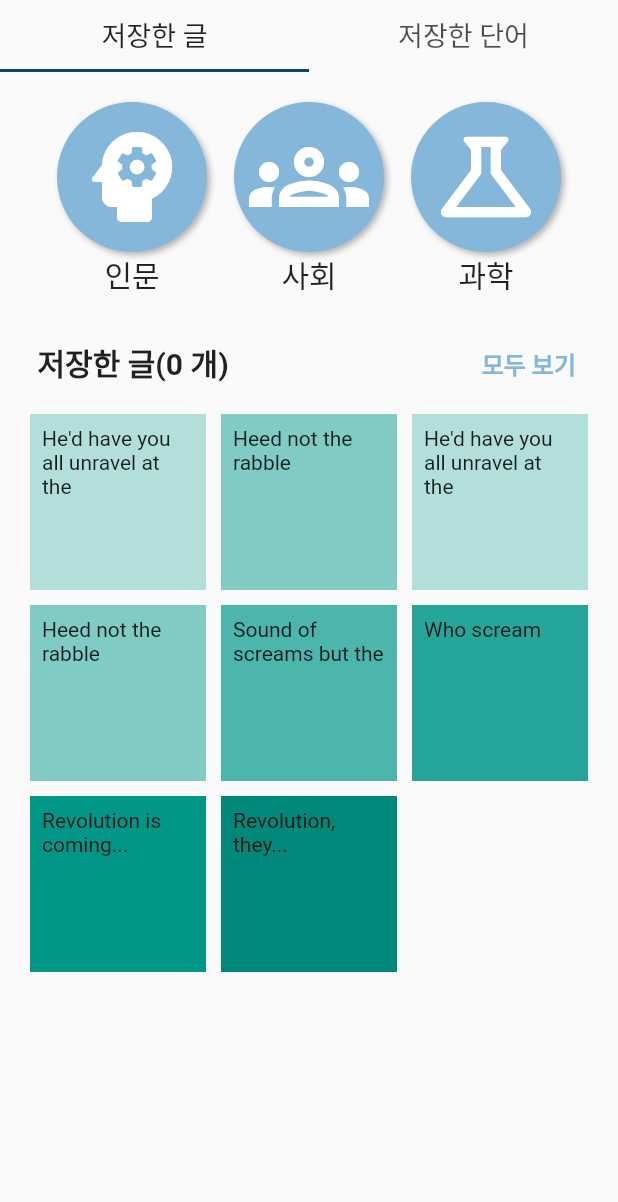
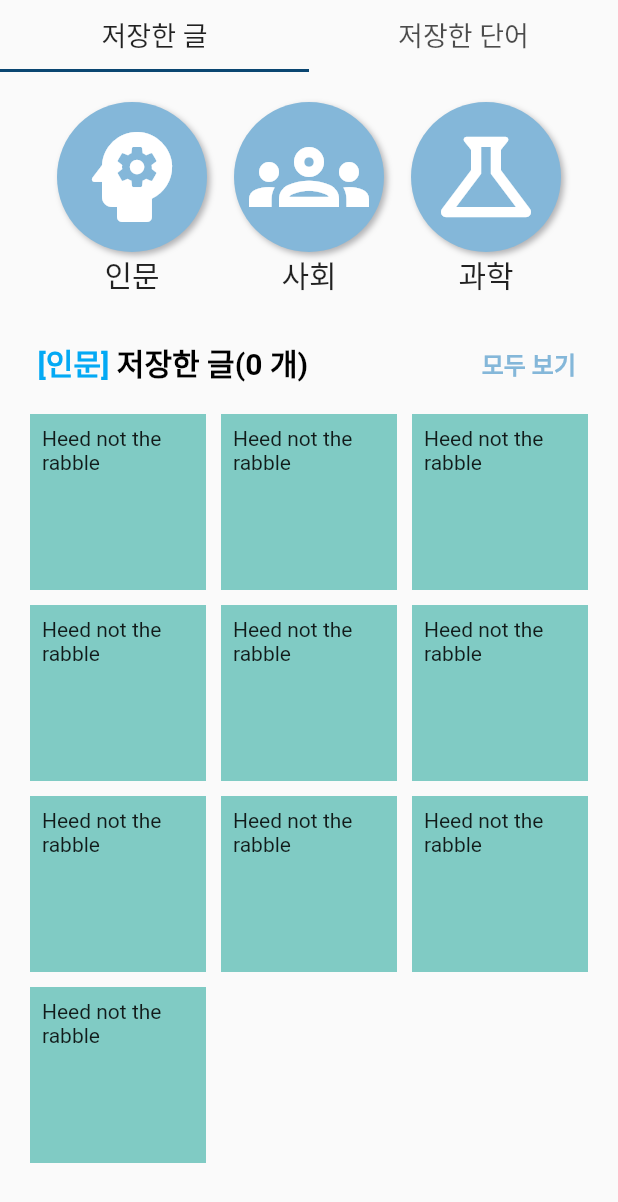
Before and after one commit to readubble/client, a Flutter app: the LikesScreen screen opened directly, after a tap on "인문", on a phone screen of 412 x 824 dp. Shown: the top 1202 px of the screen. Run offline on Flutter 3.47's test engine with Material 2 defaults, Android fonts, the phone set to English and light mode, and no system bars; our stand-ins replace image_picker, modal_progress_hud, smooth_page_indicator; missing offline and left inert: circular_usage_indicator, iphone_has_notch.

Commit message:
Feat: 저장한 글 화면

```diff
--- a/lib/Screens/LikesScreen.dart
+++ b/lib/Screens/LikesScreen.dart
@@ -20,6 +20,7 @@ class _LikesScreenState extends State<LikesScreen>
     )
   ];
   int articleCount = 0;
+  String category = '';
 
   @override
   void initState() {
@@ -54,7 +55,9 @@ class _LikesScreenState extends State<LikesScreen>
                           children: [
                             GestureDetector(
                               onTap: () {
-                                print('clicked!');
+                                setState(() {
+                                  category = '[인문]';
+                                });
                               },
                               child: Column(
                                 children: [
@@ -85,7 +88,9 @@ class _LikesScreenState extends State<LikesScreen>
                             ), // 인문 버튼
                             GestureDetector(
                               onTap: () {
-                                print('clicked!');
+                                setState(() {
+                                  category = '[사회]';
+                                });
                               },
                               child: Column(
                                 children: [
@@ -116,7 +121,9 @@ class _LikesScreenState extends State<LikesScreen>
                             ), //사회 버튼
                             GestureDetector(
                               onTap: () {
-                                print('clicked!');
+                                setState(() {
+                                  category = '[과학]';
+                                });
                               },
                               child: Column(
                                 children: [
@@ -151,13 +158,29 @@ class _LikesScreenState extends State<LikesScreen>
                         Row(
                           mainAxisAlignment: MainAxisAlignment.spaceBetween,
                           children: [
-                            Text(
-                              ' 저장한 글($articleCount 개)',
-                              style: const TextStyle(
-                                  fontSize: 20, fontWeight: FontWeight.w600),
-                            ),
+                            RichText(
+                                text: TextSpan(children: [
+                              TextSpan(
+                                text: ' $category ',
+                                style: const TextStyle(
+                                    fontSize: 20,
+                                    fontWeight: FontWeight.w600,
+                                    color: Colors.lightBlue),
+                              ),
+                              TextSpan(
+                                text: '저장한 글($articleCount 개)',
+                                style: const TextStyle(
+                                    fontSize: 20,
+                                    fontWeight: FontWeight.w600,
+                                    color: Colors.black),
+                              ),
+                            ])),
                             TextButton(
-                                onPressed: () {},
+                                onPressed: () {
+                                  setState(() {
+                                    category = '';
+                                  });
+                                },
                                 child: const Text(
                                   '모두 보기',
                                   style: TextStyle(
@@ -177,50 +200,7 @@ class _LikesScreenState extends State<LikesScreen>
                             crossAxisSpacing: 10,
                             mainAxisSpacing: 10,
                             crossAxisCount: 3,
-                            children: <Widget>[
-                              Container(
-                                padding: const EdgeInsets.all(8),
-                                color: Colors.teal[100],
-                                child: const Text(
-                                    "He'd have you all unravel at the"),
-                              ),
-                              Container(
-                                padding: const EdgeInsets.all(8),
-                                color: Colors.teal[200],
-                                child: const Text('Heed not the rabble'),
-                              ),
-                              Container(
-                                padding: const EdgeInsets.all(8),
-                                color: Colors.teal[100],
-                                child: const Text(
-                                    "He'd have you all unravel at the"),
-                              ),
-                              Container(
-                                padding: const EdgeInsets.all(8),
-                                color: Colors.teal[200],
-                                child: const Text('Heed not the rabble'),
-                              ),
-                              Container(
-                                padding: const EdgeInsets.all(8),
-                                color: Colors.teal[300],
-                                child: const Text('Sound of screams but the'),
-                              ),
-                              Container(
-                                padding: const EdgeInsets.all(8),
-                                color: Colors.teal[400],
-                                child: const Text('Who scream'),
-                              ),
-                              Container(
-                                padding: const EdgeInsets.all(8),
-                                color: Colors.teal[500],
-                                child: const Text('Revolution is coming...'),
-                              ),
-                              Container(
-                                padding: const EdgeInsets.all(8),
-                                color: Colors.teal[600],
-                                child: const Text('Revolution, they...'),
-                              ),
-                            ],
+                            children: getLikedArticles(),
                           ),
                         ),
                       ],
@@ -238,3 +218,18 @@ class _LikesScreenState extends State<LikesScreen>
     );
   }
 }
+
+List<Widget> getLikedArticles() {
+  List<Widget> articles = [];
+
+  for (int i = 0; i < 10; i++) {
+    articles.add(Container(
+      padding: const EdgeInsets.all(8),
+      color: Colors.teal[200],
+      child: const Text('Heed not the rabble'),
+    ));
+  }
+
+  return articles;
+} // 저장한 글의 리스트를 타일 형태로 반환하는 메소드. 좋아요 표시 된 UnlockedArticleTile을 articles[]에 추가할 것.
+// 매개변수로 글의 카테고리를 받고, 그때 그때 카테고리에 따라 저장한 글을 가져오면 좋겠음
```
